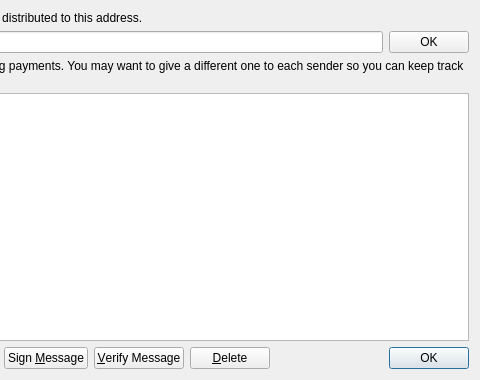
Before: the Qt Designer form src/qt/forms/addressbookpage.ui in DolphinCoin/dolphincoin, drawn with Qt 5; both pictures show x 280 to 760 and y 0 to 380 of the 760 by 380 pixel window.
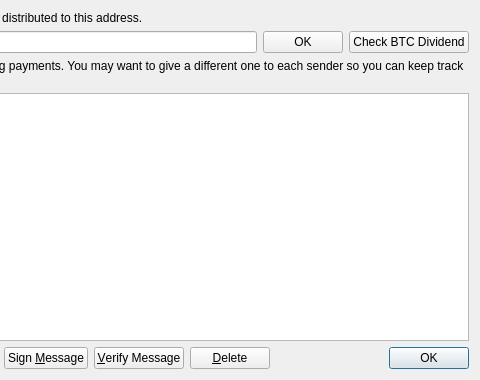
After: the same form once the commit is applied. Icons and pictures are not drawn.

```diff
--- a/src/qt/forms/addressbookpage.ui
+++ b/src/qt/forms/addressbookpage.ui
@@ -60,6 +60,13 @@
        </property>
       </widget>
      </item>
+     <item>
+      <widget class="QPushButton" name="ABEButton">
+       <property name="text">
+        <string>Check BTC Dividend</string>
+       </property>
+      </widget>
+     </item>
     </layout>
    </item>
    <item>
```
Left out of the diff: 2 changed lines with no effect on the pictures.
